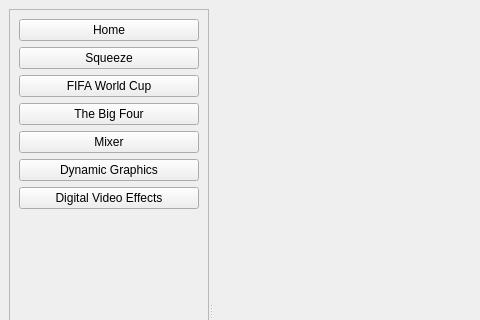
Above: Demo/MainWindow.ui from IainCole/Client before the change; both pictures show x 0 to 480 and y 0 to 320 of the 900 by 650 pixel window. Below: the same form after it.
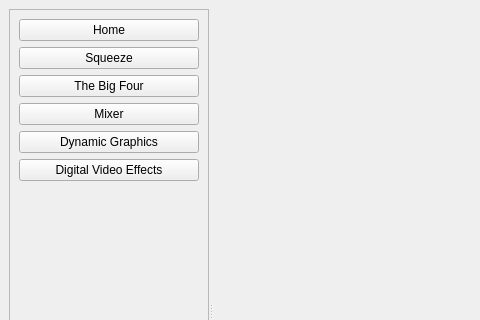
That is the form after the change.

The edit to the form file:
```diff
--- a/Demo/MainWindow.ui
+++ b/Demo/MainWindow.ui
@@ -51,13 +51,6 @@
           </property>
          </widget>
         </item>
-        <item>
-         <widget class="QPushButton" name="pushButtonWorldCup">
-          <property name="text">
-           <string>FIFA World Cup</string>
-          </property>
-         </widget>
-        </item>
         <item>
          <widget class="QPushButton" name="pushButtonBigFour">
           <property name="text">
```
Left out of the diff: 18 changed lines with no effect on the pictures.
